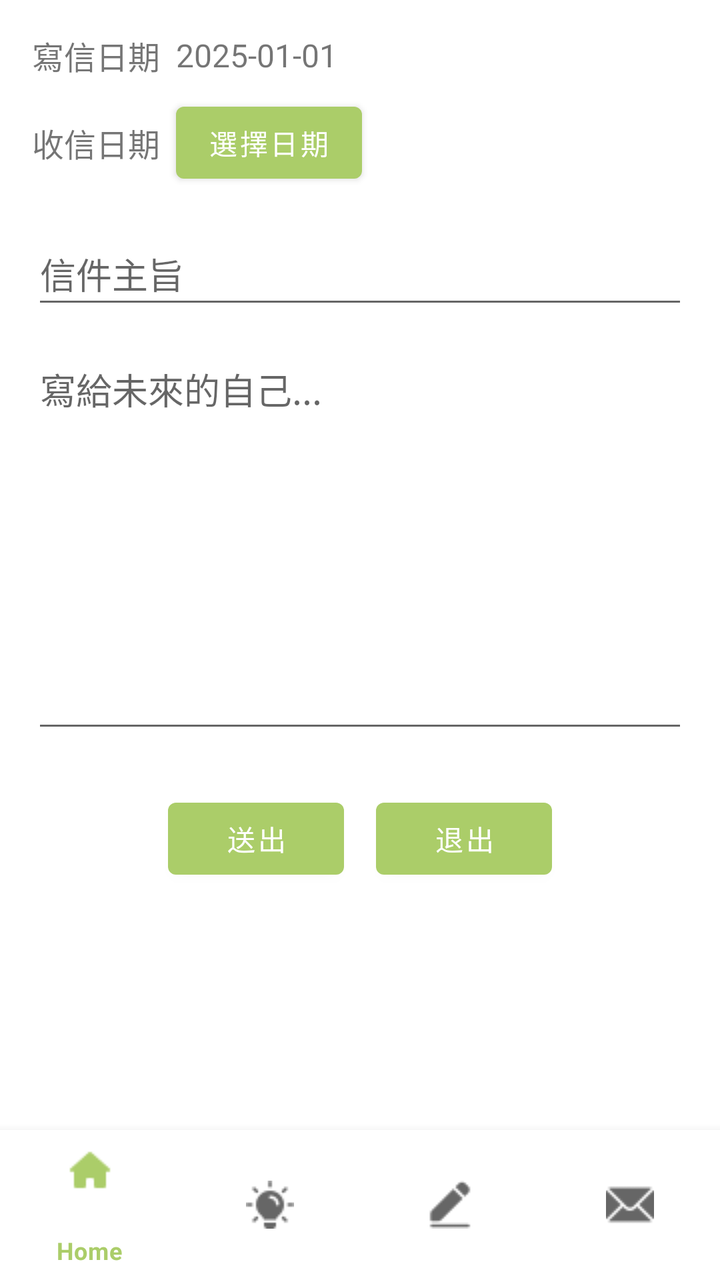
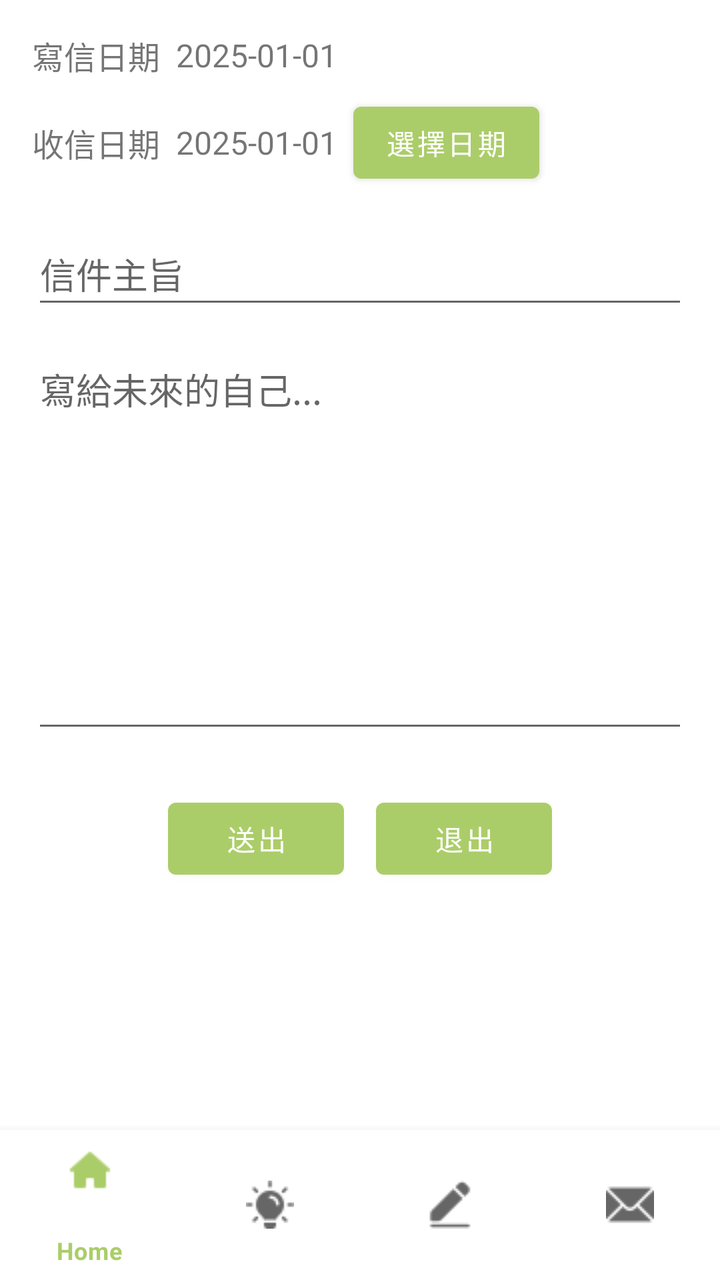

An Android layout rendered at two revisions. The XML below is the earlier revision; the diff shows what the commit changed to produce the second picture.
<!-- AndroidManifest.xml: application theme Theme.FutureMeMailApp -->
<!-- res/layout/activity_write.xml -->
<?xml version="1.0" encoding="utf-8"?>
<androidx.constraintlayout.widget.ConstraintLayout xmlns:android="http://schemas.android.com/apk/res/android"
    xmlns:app="http://schemas.android.com/apk/res-auto"
    xmlns:tools="http://schemas.android.com/tools"
    android:id="@+id/main"
    android:layout_width="match_parent"
    android:layout_height="match_parent"
    android:fitsSystemWindows="true"
    tools:context=".WriteActivity">

    
    <ScrollView
        android:id="@+id/scrollWrite"
        android:layout_width="0dp"
        android:layout_height="0dp"
        android:fillViewport="true"
        app:layout_constraintTop_toTopOf="parent"
        app:layout_constraintBottom_toTopOf="@id/bottomNavigationView"
        app:layout_constraintStart_toStartOf="parent"
        app:layout_constraintEnd_toEndOf="parent">

        <LinearLayout
            android:layout_width="match_parent"
            android:layout_height="wrap_content"
            android:orientation="vertical"
            android:padding="16dp">

            
            <LinearLayout
                android:layout_width="match_parent"
                android:layout_height="wrap_content"
                android:orientation="horizontal"
                android:gravity="center_vertical"
                android:layout_marginBottom="8dp">

                <TextView
                    android:id="@+id/tvWriteDateLabel"
                    android:layout_width="wrap_content"
                    android:layout_height="wrap_content"
                    android:text="寫信日期"
                    android:textSize="16sp" />

                <TextView
                    android:id="@+id/tvWriteDate"
                    android:layout_width="wrap_content"
                    android:layout_height="wrap_content"
                    android:layout_marginStart="8dp"
                    android:text="2025-01-01"
                    android:textSize="16sp" />
            </LinearLayout>

            
            <LinearLayout
                android:layout_width="match_parent"
                android:layout_height="wrap_content"
                android:orientation="horizontal"
                android:gravity="center_vertical"
                android:layout_marginBottom="16dp">

                <TextView
                    android:id="@+id/tvReceiveDateLabel"
                    android:layout_width="wrap_content"
                    android:layout_height="wrap_content"
                    android:text="收信日期"
                    android:textSize="16sp" />

                <Button
                    android:id="@+id/btnPickReceiveDate"
                    android:layout_width="wrap_content"
                    android:layout_height="wrap_content"
                    android:layout_marginStart="8dp"
                    android:text="選擇日期" />
            </LinearLayout>

            
            <EditText
                android:id="@+id/etTitle"
                android:layout_width="match_parent"
                android:layout_height="wrap_content"
                android:minHeight="48dp"
                android:hint="信件主旨"
                android:layout_marginBottom="12dp" />

            
            <EditText
                android:id="@+id/etContent"
                android:layout_width="match_parent"
                android:layout_height="200dp"
                android:hint="寫給未來的自己..."
                android:gravity="top"
                android:inputType="textMultiLine"
                android:layout_marginBottom="16dp" />

            
            <LinearLayout
                android:layout_width="match_parent"
                android:layout_height="wrap_content"
                android:orientation="horizontal"
                android:gravity="center"
                android:layout_marginTop="8dp">

                <Button
                    android:id="@+id/btnSend"
                    android:layout_width="wrap_content"
                    android:layout_height="wrap_content"
                    android:text="送出"
                    android:layout_marginEnd="16dp" />

                <Button
                    android:id="@+id/btnExit"
                    android:layout_width="wrap_content"
                    android:layout_height="wrap_content"
                    android:text="退出" />
            </LinearLayout>

        </LinearLayout>
    </ScrollView>

    
    <com.google.android.material.bottomnavigation.BottomNavigationView
        android:id="@+id/bottomNavigationView"
        android:layout_width="0dp"
        android:layout_height="75dp"
        app:layout_constraintBottom_toBottomOf="parent"
        app:layout_constraintStart_toStartOf="parent"
        app:layout_constraintEnd_toEndOf="parent"
        app:menu="@menu/bottom_nav_menu" />

</androidx.constraintlayout.widget.ConstraintLayout>
<!-- resources referenced by this layout -->
<resources>
  <style name="Theme.FutureMeMailApp" parent="Theme.MaterialComponents.DayNight.DarkActionBar">
          
          
          
          <item name="colorPrimary">@color/green_200</item>
          <item name="colorPrimaryVariant">@color/green_700</item>
          <item name="colorOnPrimary">@color/white</item>
          
          <item name="colorSecondary">@color/teal_200</item>
          <item name="colorSecondaryVariant">@color/teal_700</item>
          <item name="colorOnSecondary">@color/black</item>
          
          <item name="android:statusBarColor" tools:targetApi="l">?attr/colorPrimaryVariant</item>
      </style>
  <color name="green_200">#ABCD69</color>
  <color name="green_700">#0F502F</color>
  <color name="white">#FFFFFFFF</color>
  <color name="teal_200">#FF03DAC5</color>
  <color name="teal_700">#FF018786</color>
  <color name="black">#FF000000</color>
</resources>

<!-- the commit's change to res/layout/activity_write.xml (unified diff, before → after) -->
@@ -64,6 +64,14 @@
                     android:text="收信日期"
                     android:textSize="16sp" />
 
+                <TextView
+                    android:id="@+id/tvReceiveDate"
+                    android:layout_width="wrap_content"
+                    android:layout_height="wrap_content"
+                    android:layout_marginStart="8dp"
+                    android:text="2025-01-01"
+                    android:textSize="16sp" />
+
                 <Button
                     android:id="@+id/btnPickReceiveDate"
                     android:layout_width="wrap_content"
